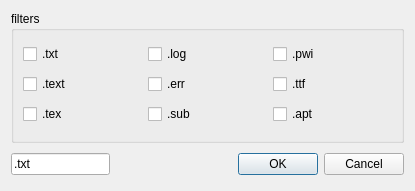
First picture: the form in substring_window/filtersDialog.ui, repository Timoniche/FileUtilities, before the edit.
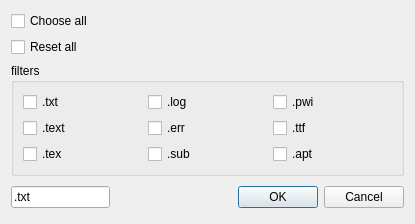
Second picture: the form after the edit.

```diff
--- a/substring_window/filtersDialog.ui
+++ b/substring_window/filtersDialog.ui
@@ -14,6 +14,20 @@
    <string>Dialog</string>
   </property>
   <layout class="QVBoxLayout" name="verticalLayout">
+   <item>
+    <widget class="QCheckBox" name="chooseAll">
+     <property name="text">
+      <string>Choose all</string>
+     </property>
+    </widget>
+   </item>
+   <item>
+    <widget class="QCheckBox" name="resetAll">
+     <property name="text">
+      <string>Reset all</string>
+     </property>
+    </widget>
+   </item>
    <item>
     <widget class="QGroupBox" name="groupBox">
      <property name="title">
```
Left out of the diff: 70 changed lines with no effect on the pictures.
